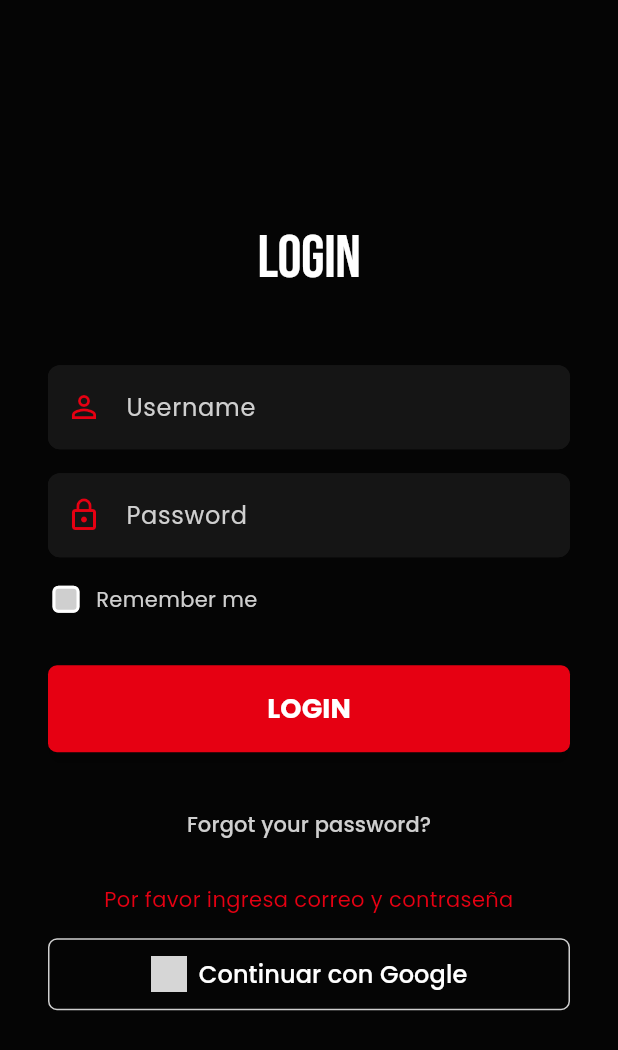
After one commit to AlexanderToapanta/Turismo_Inteligente, a Flutter app: the LoginView screen opened directly, after a tap on "LOGIN", on a phone screen of 412 x 824 dp. The commit adds this screen. Shown: the top 1050 px of the screen. Run offline on Flutter 3.47's test engine with Material 3 defaults, Android fonts, the phone set to English and light mode, and no system bars; our stand-ins replace camera, firebase_auth, flutter_compass, flutter_map, geolocator, google_fonts and 4 more; accounts and stored records are empty; network calls fail; grey boxes are pictures that could not be loaded.

Commit message:
Acceso a camara y creación de la pantalla de login

```diff
--- /dev/null
+++ b/pry_turismo_app/lib/viewmodels/auth_viewmodel.dart
@@ -0,0 +1,80 @@
+import 'package:firebase_auth/firebase_auth.dart';
+import 'package:flutter/material.dart';
+import '../services/auth_service.dart';
+
+class AuthViewModel extends ChangeNotifier {
+  final AuthService _authService = AuthService();
+
+  User? usuario;
+  bool cargando = false;
+  String mensaje = '';
+
+  AuthViewModel() {
+    _authService.authStateChanges.listen((User? user) {
+      usuario = user;
+      notifyListeners();
+    });
+  }
+
+  Future<void> signInWithGoogle() async {
+    cargando = true;
+    mensaje = '';
+    notifyListeners();
+
+    try {
+      usuario = await _authService.signInWithGoogle();
+
+      if (usuario != null) {
+        mensaje = 'Sesión iniciada correctamente con Google';
+      } else {
+        mensaje = 'Inicio de sesión cancelado';
+      }
+    } catch (e) {
+      mensaje = 'Error al iniciar sesión con Google: $e';
+    } finally {
+      cargando = false;
+      notifyListeners();
+    }
+  }
+
+  Future<void> signInWithEmailAndPassword(String email, String password) async {
+    if (email.isEmpty || password.isEmpty) {
+      mensaje = 'Por favor ingresa correo y contraseña';
+      notifyListeners();
+      return;
+    }
+
+    cargando = true;
+    mensaje = '';
+    notifyListeners();
+
+    try {
+      usuario = await _authService.signInWithEmailAndPassword(email, password);
+
+      if (usuario != null) {
+        mensaje = 'Sesión iniciada correctamente';
+      }
+    } catch (e) {
+      mensaje = 'Error al iniciar sesión: ${e.toString()}';
+    } finally {
+      cargando = false;
+      notifyListeners();
+    }
+  }
+
+  Future<void> signOut() async {
+    cargando = true;
+    notifyListeners();
+
+    try {
+      await _authService.signOut();
+      usuario = null;
+      mensaje = 'Sesión cerrada';
+    } catch (e) {
+      mensaje = 'Error al cerrar sesión: $e';
+    } finally {
+      cargando = false;
+      notifyListeners();
+    }
+  }
+}
--- a/pry_turismo_app/lib/views/home_view.dart
+++ b/pry_turismo_app/lib/views/home_view.dart
@@ -3,6 +3,7 @@ import 'package:google_fonts/google_fonts.dart';
 import 'mapa_view.dart';
 import 'lista_sitios_view.dart';
 import 'rutas_view.dart';
+import 'camara_view.dart';
 
 class HomeView extends StatefulWidget {
   const HomeView({super.key});
@@ -29,12 +30,14 @@ class _HomeViewState extends State<HomeView> {
     switch (index) {
       case 2:
         return const MapaView();
+      case 3:
+        return const CamaraView();
       case 4:
         return const RutasView();
       case 1:
         return const ListaSitiosView();
       default:
-        // Reseñas (0), Fotos (3) — placeholder
+        // Reseñas (0) — placeholder
         return _PlaceholderView(label: _items[index].label);
     }
   }
--- /dev/null
+++ b/pry_turismo_app/lib/views/login_view.dart
@@ -0,0 +1,241 @@
+import 'package:flutter/material.dart';
+import 'package:provider/provider.dart';
+import '../viewmodels/auth_viewmodel.dart';
+import '../theme/tema_turismo.dart';
+
+class LoginView extends StatefulWidget {
+  const LoginView({Key? key}) : super(key: key);
+
+  @override
+  State<LoginView> createState() => _LoginViewState();
+}
+
+class _LoginViewState extends State<LoginView> {
+  final TextEditingController _emailController = TextEditingController();
+  final TextEditingController _passwordController = TextEditingController();
+  bool _rememberMe = false;
+
+  @override
+  void dispose() {
+    _emailController.dispose();
+    _passwordController.dispose();
+    super.dispose();
+  }
+
+  @override
+  Widget build(BuildContext context) {
+    final authViewModel = Provider.of<AuthViewModel>(context);
+
+    // Utilizamos los colores del tema Persona 5
+    final bg = TemaPersona5.backgroundColor;
+    final surface = TemaPersona5.surfaceColor;
+    final primary = TemaPersona5.primaryColor;
+    final textPrimary = TemaPersona5.textPrimary;
+    final textSecondary = TemaPersona5.textSecondary;
+
+    return Scaffold(
+      backgroundColor: bg,
+      body: SafeArea(
+        child: Center(
+          child: SingleChildScrollView(
+            padding: const EdgeInsets.symmetric(horizontal: 32.0),
+            child: Column(
+              mainAxisAlignment: MainAxisAlignment.center,
+              crossAxisAlignment: CrossAxisAlignment.stretch,
+              children: [
+                // Título
+                Text(
+                  'Login',
+                  textAlign: TextAlign.center,
+                  style: Theme.of(context).textTheme.displayLarge?.copyWith(
+                        color: textPrimary,
+                      ) ??
+                      TextStyle(
+                        color: textPrimary,
+                        fontSize: 40,
+                        fontWeight: FontWeight.bold,
+                      ),
+                ),
+                const SizedBox(height: 48),
+
+                // Campo de Usuario / Correo
+                TextField(
+                  controller: _emailController,
+                  style: TextStyle(color: textPrimary),
+                  decoration: InputDecoration(
+                    hintText: 'Username',
+                    hintStyle: TextStyle(color: textSecondary),
+                    prefixIcon: Icon(Icons.person_outline, color: primary),
+                    // Si el tema global se aplica, esto puede ser redundante,
+                    // pero lo aseguramos con los colores del tema
+                    filled: true,
+                    fillColor: surface,
+                    border: OutlineInputBorder(
+                      borderRadius: BorderRadius.circular(8),
+                      borderSide: BorderSide(color: surface),
+                    ),
+                    enabledBorder: OutlineInputBorder(
+                      borderRadius: BorderRadius.circular(8),
+                      borderSide: BorderSide(color: surface),
+                    ),
+                    focusedBorder: OutlineInputBorder(
+                      borderRadius: BorderRadius.circular(8),
+                      borderSide: BorderSide(color: primary, width: 2),
+                    ),
+                    contentPadding: const EdgeInsets.symmetric(vertical: 16),
+                  ),
+                ),
+                const SizedBox(height: 16),
+
+                // Campo de Contraseña
+                TextField(
+                  controller: _passwordController,
+                  obscureText: true,
+                  style: TextStyle(color: textPrimary),
+                  decoration: InputDecoration(
+                    hintText: 'Password',
+                    hintStyle: TextStyle(color: textSecondary),
+                    prefixIcon: Icon(Icons.lock_outline, color: primary),
+                    filled: true,
+                    fillColor: surface,
+                    border: OutlineInputBorder(
+                      borderRadius: BorderRadius.circular(8),
+                      borderSide: BorderSide(color: surface),
+                    ),
+                    enabledBorder: OutlineInputBorder(
+                      borderRadius: BorderRadius.circular(8),
+                      borderSide: BorderSide(color: surface),
+                    ),
+                    focusedBorder: OutlineInputBorder(
+                      borderRadius: BorderRadius.circular(8),
+                      borderSide: BorderSide(color: primary, width: 2),
+                    ),
+                    contentPadding: const EdgeInsets.symmetric(vertical: 16),
+                  ),
+                ),
+                const SizedBox(height: 16),
+
+                // Checkbox Remember me
+                Row(
+                  children: [
+                    SizedBox(
+                      height: 24,
+                      width: 24,
+                      child: Checkbox(
+                        value: _rememberMe,
+                        onChanged: (value) {
+                          setState(() {
+                            _rememberMe = value ?? false;
+                          });
+                        },
+                        checkColor: bg,
+                        activeColor: primary,
+                        fillColor: MaterialStateProperty.resolveWith((states) {
+                          if (states.contains(MaterialState.selected)) {
+                            return primary;
+                          }
+                          return textSecondary;
+                        }),
+                        shape: RoundedRectangleBorder(borderRadius: BorderRadius.circular(4)),
+                      ),
+                    ),
+                    const SizedBox(width: 8),
+                    Text(
+                      'Remember me',
+                      style: TextStyle(color: textSecondary),
+                    ),
+                  ],
+                ),
+                const SizedBox(height: 32),
+
+                // Botón Login
+                ElevatedButton(
+                  onPressed: authViewModel.cargando
+                      ? null
+                      : () {
+                          authViewModel.signInWithEmailAndPassword(
+                            _emailController.text.trim(),
+                            _passwordController.text.trim(),
+                          );
+                        },
+                  style: ElevatedButton.styleFrom(
+                    backgroundColor: primary,
+                    foregroundColor: textPrimary,
+                    padding: const EdgeInsets.symmetric(vertical: 16),
+                    shape: RoundedRectangleBorder(
+                      borderRadius: BorderRadius.circular(6),
+                    ),
+                  ),
+                  child: authViewModel.cargando
+                      ? SizedBox(
+                          height: 24,
+                          width: 24,
+                          child: CircularProgressIndicator(color: textPrimary, strokeWidth: 2),
+                        )
+                      : Text(
+                          'LOGIN',
+                          style: TextStyle(
+                            color: textPrimary,
+                            fontSize: 18,
+                            fontWeight: FontWeight.bold,
+                          ),
+                        ),
+                ),
+                const SizedBox(height: 24),
+
+                // Forgot password
+                Center(
+                  child: TextButton(
+                    onPressed: () {
+                      // Acción de olvidar contraseña
+                    },
+                    child: Text(
+                      'Forgot your password?',
+                      style: TextStyle(color: textSecondary),
+                    ),
+                  ),
+                ),
+                const SizedBox(height: 16),
+
+                // Separador o texto de mensajes de error/éxito
+                if (authViewModel.mensaje.isNotEmpty)
+                  Padding(
+                    padding: const EdgeInsets.only(bottom: 16.0),
+                    child: Text(
+                      authViewModel.mensaje,
+                      textAlign: TextAlign.center,
+                      style: TextStyle(color: primary),
+                    ),
+                  ),
+
+                // Botón Continuar con Google
+                OutlinedButton.icon(
+                  onPressed: authViewModel.cargando
+                      ? null
+                      : () {
+                          authViewModel.signInWithGoogle();
+                        },
+                  icon: Image.network(
+                    'https://upload.wikimedia.org/wikipedia/commons/thumb/c/c1/Google_%22G%22_logo.svg/120px-Google_%22G%22_logo.svg.png',
+                    height: 24,
+                  ),
+                  label: Text(
+                    'Continuar con Google',
+                    style: TextStyle(color: textPrimary, fontSize: 16),
+                  ),
+                  style: OutlinedButton.styleFrom(
+                    padding: const EdgeInsets.symmetric(vertical: 12),
+                    side: BorderSide(color: textSecondary),
+                    shape: RoundedRectangleBorder(
+                      borderRadius: BorderRadius.circular(6),
+                    ),
+                  ),
+                ),
+              ],
+            ),
+          ),
+        ),
+      ),
+    );
+  }
+}
```
Also changed, not shown: pry_turismo_app/lib/services/auth_service.dart (added, +68 -0 lines), pry_turismo_app/lib/views/camara_view.dart (added, +51 -0 lines), pry_turismo_app/lib/views/take_photo_view.dart (added, +116 -0 lines), pry_turismo_app/lib/views/widgets/add_photo_button.dart (added, +99 -0 lines), pry_turismo_app/pubspec.yaml (+9 -1 lines), pry_turismo_app/pubspec.lock, 7 other files.
